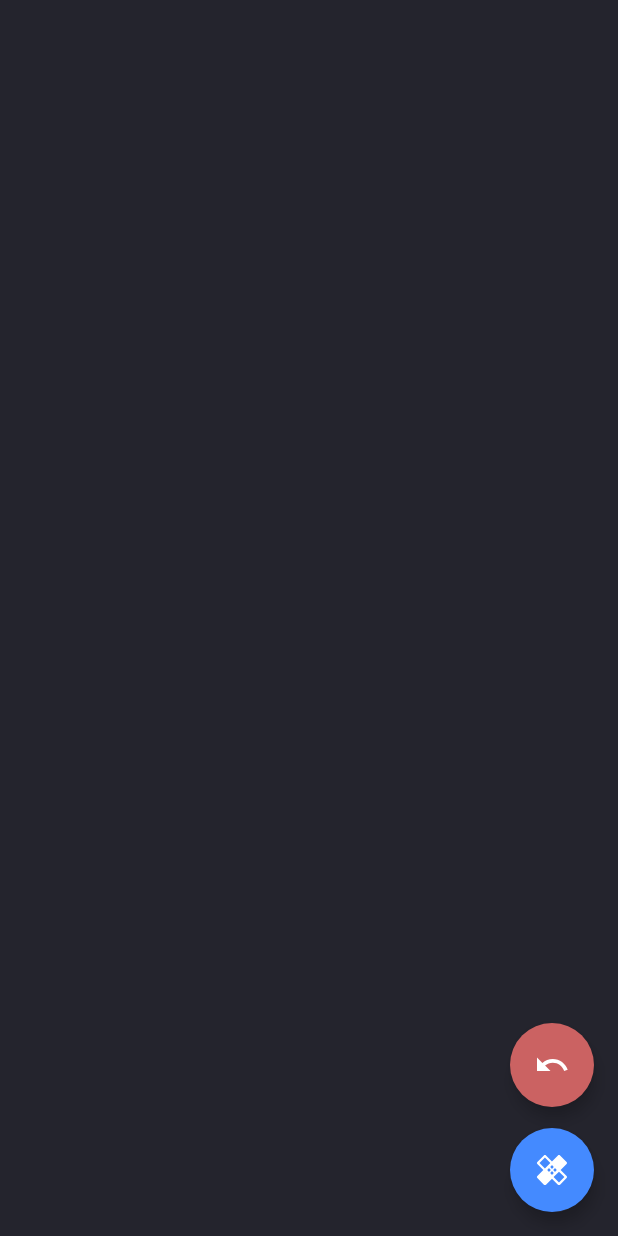
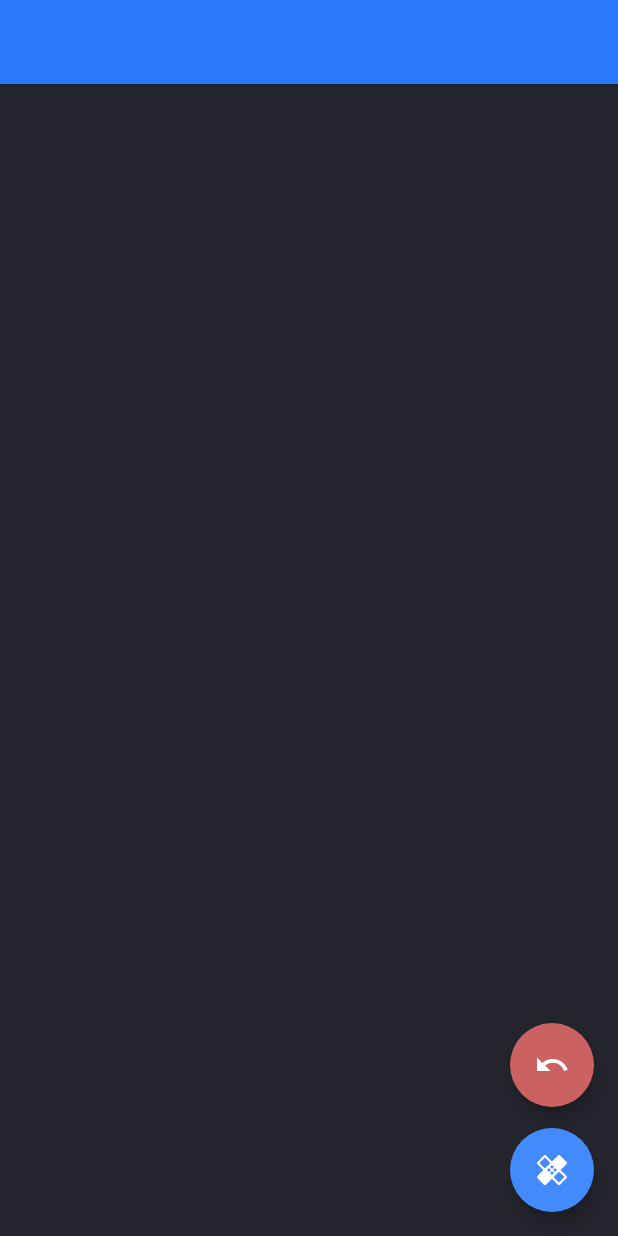
Before and after one commit to kdrag0n/tipatch, an Android app: the layout activity_main.xml on its own in the app's theme, with its tools: preview values and no code run, on a phone screen of 412 x 824 dp. Run offline under Robolectric (Android 15) with nearby library versions, the phone set to English and light mode, and no system bars.

Commit message:
Switch to Toolbar

```diff
--- a/app/src/main/java/com/kdrag0n/tipatch/AboutActivity.kt
+++ b/app/src/main/java/com/kdrag0n/tipatch/AboutActivity.kt
@@ -4,6 +4,7 @@ import android.content.Intent
 import android.net.Uri
 import android.os.Bundle
 import android.support.v7.app.AppCompatActivity
+import android.support.v7.widget.Toolbar
 import kotlinx.android.synthetic.main.activity_about.*
 
 class AboutActivity : AppCompatActivity() {
@@ -11,6 +12,7 @@ class AboutActivity : AppCompatActivity() {
         super.onCreate(savedInstanceState)
         setContentView(R.layout.activity_about)
 
+        setSupportActionBar(toolbar_about as Toolbar?)
         supportActionBar?.setDisplayHomeAsUpEnabled(true)
 
         about_version.summary = BuildConfig.VERSION_NAME
--- a/app/src/main/java/com/kdrag0n/tipatch/LicenseActivity.kt
+++ b/app/src/main/java/com/kdrag0n/tipatch/LicenseActivity.kt
@@ -3,6 +3,7 @@ package com.kdrag0n.tipatch
 import android.app.AlertDialog
 import android.os.Bundle
 import android.support.v7.app.AppCompatActivity
+import android.support.v7.widget.Toolbar
 import android.text.method.LinkMovementMethod
 import android.text.util.Linkify
 import android.view.View
@@ -15,6 +16,7 @@ class LicenseActivity : AppCompatActivity() {
         super.onCreate(savedInstanceState)
         setContentView(R.layout.activity_license)
 
+        setSupportActionBar(toolbar_license as Toolbar?)
         supportActionBar?.setDisplayHomeAsUpEnabled(true)
 
         oss_libsu.license(License.APACHE, 2018, "John \"topjohnwu\" Wu")
--- a/app/src/main/java/com/kdrag0n/tipatch/MainActivity.kt
+++ b/app/src/main/java/com/kdrag0n/tipatch/MainActivity.kt
@@ -16,6 +16,7 @@ import android.preference.CheckBoxPreference
 import android.preference.PreferenceManager
 import android.support.design.widget.Snackbar
 import android.support.v7.app.AppCompatActivity
+import android.support.v7.widget.Toolbar
 import android.text.method.LinkMovementMethod
 import android.util.Log
 import android.view.Menu
@@ -69,6 +70,7 @@ class MainActivity : AppCompatActivity(), SharedPreferences.OnSharedPreferenceCh
         }
 
         setContentView(R.layout.activity_main)
+        setSupportActionBar(toolbar_main as Toolbar?)
 
         opts = PreferenceManager.getDefaultSharedPreferences(baseContext)
         opts.registerOnSharedPreferenceChangeListener(this)
--- a/app/src/main/res/layout/activity_main.xml
+++ b/app/src/main/res/layout/activity_main.xml
@@ -11,7 +11,13 @@
         android:layout_width="match_parent"
         android:layout_height="match_parent"
         android:orientation="vertical"
-        android:gravity="top" />
+        android:gravity="top">
+
+        <include
+            android:id="@+id/toolbar_main"
+            layout="@layout/toolbar" />
+
+    </LinearLayout>
 
     <android.support.design.widget.FloatingActionButton
         android:id="@+id/patchBtn"
--- /dev/null
+++ b/app/src/main/res/layout/toolbar.xml
@@ -0,0 +1,10 @@
+<android.support.v7.widget.Toolbar xmlns:android="http://schemas.android.com/apk/res/android"
+    xmlns:app="http://schemas.android.com/apk/res-auto"
+    xmlns:tools="http://schemas.android.com/tools"
+    android:layout_width="match_parent"
+    android:layout_height="?attr/actionBarSize"
+    android:background="?attr/colorPrimary"
+    android:elevation="4dp"
+    android:theme="@style/ThemeOverlay.AppCompat.ActionBar"
+    app:popupTheme="@style/MenuTheme"
+    tools:showIn="@layout/activity_main"/>
--- a/app/src/main/res/values/styles.xml
+++ b/app/src/main/res/values/styles.xml
@@ -1,15 +1,14 @@
 <resources>
-    <style name="AppTheme" parent="Theme.AppCompat">
+    <style name="AppTheme" parent="Theme.AppCompat.NoActionBar">
         <item name="colorPrimary">@color/action_dark</item>
         <item name="colorPrimaryDark">@color/status_dark</item>
         <item name="colorAccent">@color/accent</item>
 
         <item name="android:windowBackground">@color/background_dark</item>
-        <item name="popupTheme">@style/MenuTheme</item>
         <item name="cardStyle">@style/CardTheme</item>
     </style>
 
-    <style name="MenuTheme" parent="Theme.AppCompat">
+    <style name="MenuTheme" parent="ThemeOverlay.AppCompat">
         <item name="android:colorBackground">@color/background_dark</item>
     </style>
 
```
Also changed, not shown: app/src/main/res/layout/activity_about.xml (+12 -3 lines), app/src/main/res/layout/activity_license.xml (+12 -3 lines).
